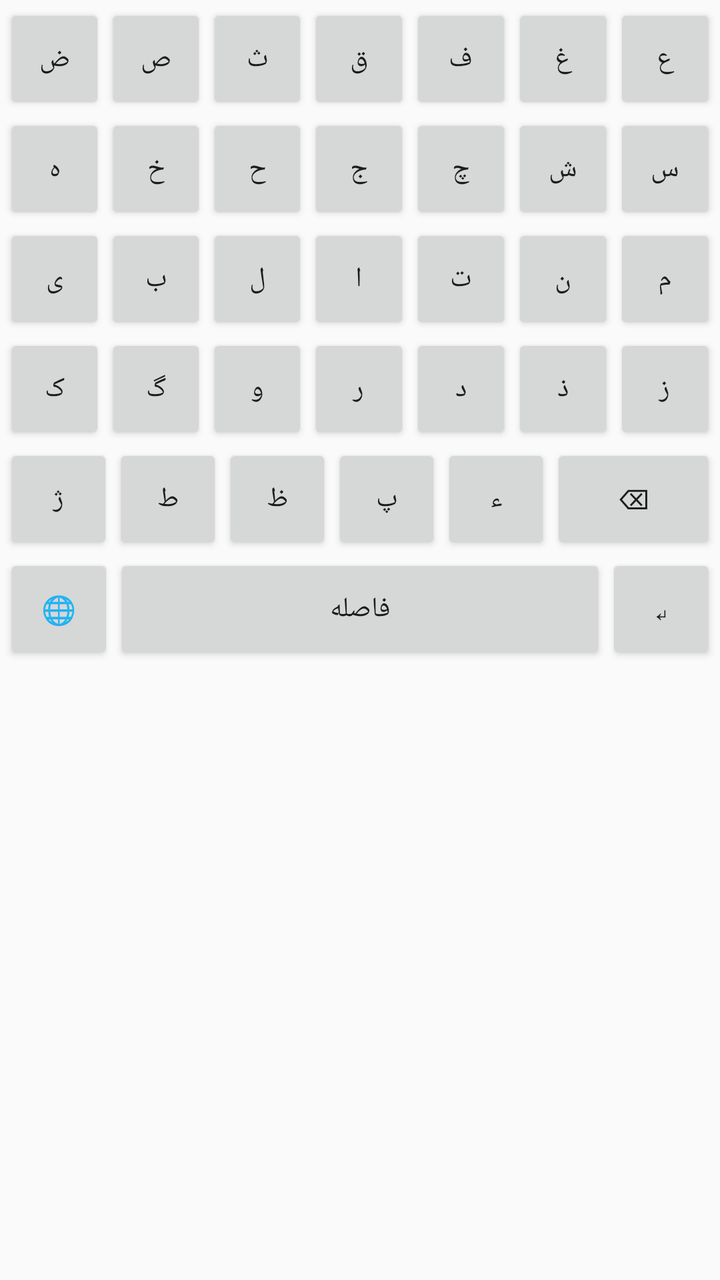
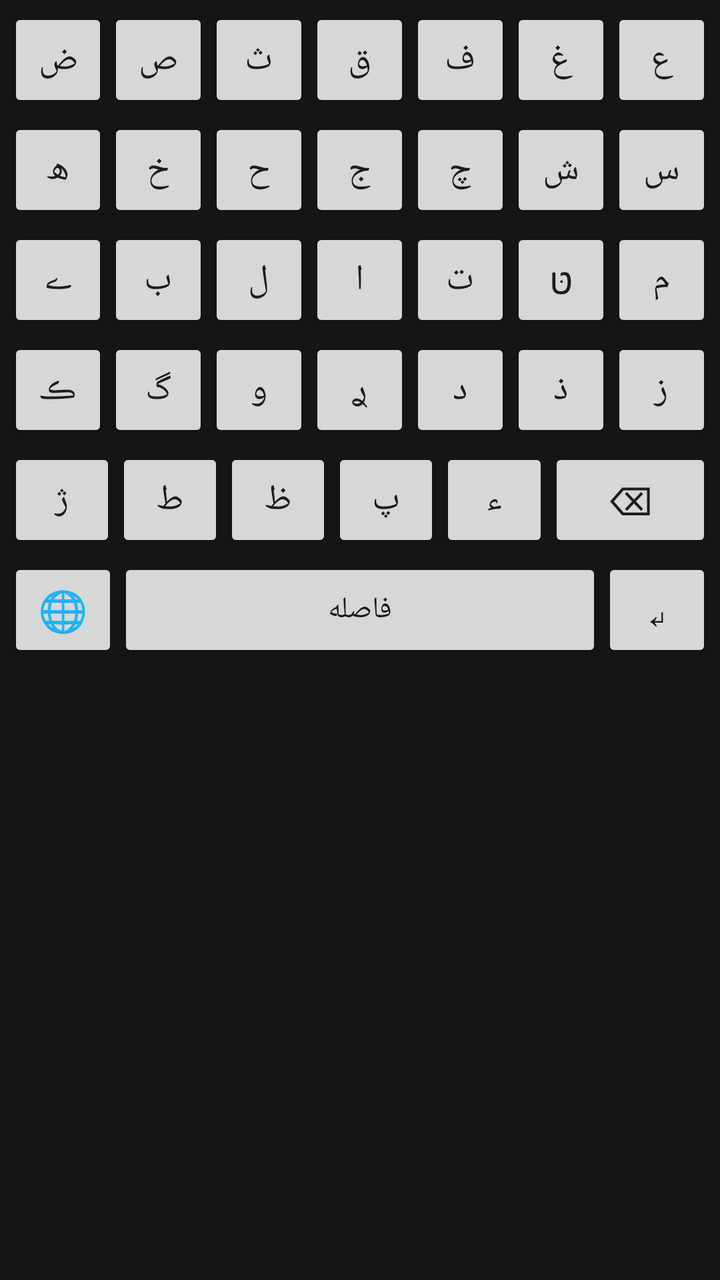

An Android layout rendered at two revisions. The XML below is the earlier revision; the diff shows what the commit changed to produce the second picture.
<!-- AndroidManifest.xml: application theme android:Theme.Material.Light -->
<!-- res/layout/keyboard_view.xml -->
<?xml version="1.0" encoding="utf-8"?>
<LinearLayout xmlns:android="http://schemas.android.com/apk/res/android"
    android:layout_width="match_parent"
    android:layout_height="wrap_content"
    android:orientation="vertical"
    android:padding="2dp">

    <LinearLayout
        android:layout_width="match_parent"
        android:layout_height="55dp">

        <Button android:id="@+id/key_zad" android:text="ض" android:layout_width="0dp" android:layout_height="match_parent" android:layout_weight="1"/>
        <Button android:id="@+id/key_sad" android:text="ص" android:layout_width="0dp" android:layout_height="match_parent" android:layout_weight="1"/>
        <Button android:id="@+id/key_sen" android:text="ث" android:layout_width="0dp" android:layout_height="match_parent" android:layout_weight="1"/>
        <Button android:id="@+id/key_ghaf" android:text="ق" android:layout_width="0dp" android:layout_height="match_parent" android:layout_weight="1"/>
        <Button android:id="@+id/key_fa" android:text="ف" android:layout_width="0dp" android:layout_height="match_parent" android:layout_weight="1"/>
        <Button android:id="@+id/key_ghain" android:text="غ" android:layout_width="0dp" android:layout_height="match_parent" android:layout_weight="1"/>
        <Button android:id="@+id/key_ain" android:text="ع" android:layout_width="0dp" android:layout_height="match_parent" android:layout_weight="1"/>

    </LinearLayout>

    <LinearLayout
        android:layout_width="match_parent"
        android:layout_height="55dp">

        <Button android:id="@+id/key_he" android:text="ه" android:layout_width="0dp" android:layout_height="match_parent" android:layout_weight="1"/>
        <Button android:id="@+id/key_khe" android:text="خ" android:layout_width="0dp" android:layout_height="match_parent" android:layout_weight="1"/>
        <Button android:id="@+id/key_hah" android:text="ح" android:layout_width="0dp" android:layout_height="match_parent" android:layout_weight="1"/>
        <Button android:id="@+id/key_jim" android:text="ج" android:layout_width="0dp" android:layout_height="match_parent" android:layout_weight="1"/>
        <Button android:id="@+id/key_che" android:text="چ" android:layout_width="0dp" android:layout_height="match_parent" android:layout_weight="1"/>
        <Button android:id="@+id/key_shin" android:text="ش" android:layout_width="0dp" android:layout_height="match_parent" android:layout_weight="1"/>
        <Button android:id="@+id/key_sin" android:text="س" android:layout_width="0dp" android:layout_height="match_parent" android:layout_weight="1"/>

    </LinearLayout>

    <LinearLayout
        android:layout_width="match_parent"
        android:layout_height="55dp">

        <Button android:id="@+id/key_ye" android:text="ی" android:layout_width="0dp" android:layout_height="match_parent" android:layout_weight="1"/>
        <Button android:id="@+id/key_be" android:text="ب" android:layout_width="0dp" android:layout_height="match_parent" android:layout_weight="1"/>
        <Button android:id="@+id/key_lam" android:text="ل" android:layout_width="0dp" android:layout_height="match_parent" android:layout_weight="1"/>
        <Button android:id="@+id/key_alef" android:text="ا" android:layout_width="0dp" android:layout_height="match_parent" android:layout_weight="1"/>
        <Button android:id="@+id/key_te" android:text="ت" android:layout_width="0dp" android:layout_height="match_parent" android:layout_weight="1"/>
        <Button android:id="@+id/key_nun" android:text="ن" android:layout_width="0dp" android:layout_height="match_parent" android:layout_weight="1"/>
        <Button android:id="@+id/key_mim" android:text="م" android:layout_width="0dp" android:layout_height="match_parent" android:layout_weight="1"/>

    </LinearLayout>

    <LinearLayout
        android:layout_width="match_parent"
        android:layout_height="55dp">

        <Button android:id="@+id/key_kaf" android:text="ک" android:layout_width="0dp" android:layout_height="match_parent" android:layout_weight="1"/>
        <Button android:id="@+id/key_gaf" android:text="گ" android:layout_width="0dp" android:layout_height="match_parent" android:layout_weight="1"/>
        <Button android:id="@+id/key_vav" android:text="و" android:layout_width="0dp" android:layout_height="match_parent" android:layout_weight="1"/>
        <Button android:id="@+id/key_re" android:text="ر" android:layout_width="0dp" android:layout_height="match_parent" android:layout_weight="1"/>
        <Button android:id="@+id/key_dal" android:text="د" android:layout_width="0dp" android:layout_height="match_parent" android:layout_weight="1"/>
        <Button android:id="@+id/key_zal" android:text="ذ" android:layout_width="0dp" android:layout_height="match_parent" android:layout_weight="1"/>
        <Button android:id="@+id/key_ze" android:text="ز" android:layout_width="0dp" android:layout_height="match_parent" android:layout_weight="1"/>

    </LinearLayout>

    <LinearLayout
        android:layout_width="match_parent"
        android:layout_height="55dp">

        <Button android:id="@+id/key_zhe" android:text="ژ" android:layout_width="0dp" android:layout_height="match_parent" android:layout_weight="1"/>
        <Button android:id="@+id/key_ta" android:text="ط" android:layout_width="0dp" android:layout_height="match_parent" android:layout_weight="1"/>
        <Button android:id="@+id/key_za" android:text="ظ" android:layout_width="0dp" android:layout_height="match_parent" android:layout_weight="1"/>
        <Button android:id="@+id/key_pe" android:text="پ" android:layout_width="0dp" android:layout_height="match_parent" android:layout_weight="1"/>
        <Button android:id="@+id/key_hamze" android:text="ء" android:layout_width="0dp" android:layout_height="match_parent" android:layout_weight="1"/>
        <Button android:id="@+id/key_back" android:text="⌫" android:layout_width="0dp" android:layout_height="match_parent" android:layout_weight="1.5"/>

    </LinearLayout>

    <LinearLayout
        android:layout_width="match_parent"
        android:layout_height="55dp">

        <Button android:id="@+id/key_globe" android:text="🌐" android:layout_width="55dp" android:layout_height="match_parent"/>

        <Button android:id="@+id/key_space" android:text="فاصله" android:layout_width="0dp" android:layout_height="match_parent" android:layout_weight="3"/>

        <Button android:id="@+id/key_enter" android:text="↵" android:layout_width="55dp" android:layout_height="match_parent"/>

    </LinearLayout>

</LinearLayout>
<!-- resources referenced by this layout -->
<resources>

</resources>

<!-- the commit's change to res/layout/keyboard_view.xml (unified diff, before → after) -->
@@ -3,86 +3,206 @@
     android:layout_width="match_parent"
     android:layout_height="wrap_content"
     android:orientation="vertical"
-    android:padding="2dp">
-
-    <LinearLayout
-        android:layout_width="match_parent"
-        android:layout_height="55dp">
-
-        <Button android:id="@+id/key_zad" android:text="ض" android:layout_width="0dp" android:layout_height="match_parent" android:layout_weight="1"/>
-        <Button android:id="@+id/key_sad" android:text="ص" android:layout_width="0dp" android:layout_height="match_parent" android:layout_weight="1"/>
-        <Button android:id="@+id/key_sen" android:text="ث" android:layout_width="0dp" android:layout_height="match_parent" android:layout_weight="1"/>
-        <Button android:id="@+id/key_ghaf" android:text="ق" android:layout_width="0dp" android:layout_height="match_parent" android:layout_weight="1"/>
-        <Button android:id="@+id/key_fa" android:text="ف" android:layout_width="0dp" android:layout_height="match_parent" android:layout_weight="1"/>
-        <Button android:id="@+id/key_ghain" android:text="غ" android:layout_width="0dp" android:layout_height="match_parent" android:layout_weight="1"/>
-        <Button android:id="@+id/key_ain" android:text="ع" android:layout_width="0dp" android:layout_height="match_parent" android:layout_weight="1"/>
-
-    </LinearLayout>
-
-    <LinearLayout
-        android:layout_width="match_parent"
-        android:layout_height="55dp">
-
-        <Button android:id="@+id/key_he" android:text="ه" android:layout_width="0dp" android:layout_height="match_parent" android:layout_weight="1"/>
-        <Button android:id="@+id/key_khe" android:text="خ" android:layout_width="0dp" android:layout_height="match_parent" android:layout_weight="1"/>
-        <Button android:id="@+id/key_hah" android:text="ح" android:layout_width="0dp" android:layout_height="match_parent" android:layout_weight="1"/>
-        <Button android:id="@+id/key_jim" android:text="ج" android:layout_width="0dp" android:layout_height="match_parent" android:layout_weight="1"/>
-        <Button android:id="@+id/key_che" android:text="چ" android:layout_width="0dp" android:layout_height="match_parent" android:layout_weight="1"/>
-        <Button android:id="@+id/key_shin" android:text="ش" android:layout_width="0dp" android:layout_height="match_parent" android:layout_weight="1"/>
-        <Button android:id="@+id/key_sin" android:text="س" android:layout_width="0dp" android:layout_height="match_parent" android:layout_weight="1"/>
-
-    </LinearLayout>
-
-    <LinearLayout
-        android:layout_width="match_parent"
-        android:layout_height="55dp">
-
-        <Button android:id="@+id/key_ye" android:text="ی" android:layout_width="0dp" android:layout_height="match_parent" android:layout_weight="1"/>
-        <Button android:id="@+id/key_be" android:text="ب" android:layout_width="0dp" android:layout_height="match_parent" android:layout_weight="1"/>
-        <Button android:id="@+id/key_lam" android:text="ل" android:layout_width="0dp" android:layout_height="match_parent" android:layout_weight="1"/>
-        <Button android:id="@+id/key_alef" android:text="ا" android:layout_width="0dp" android:layout_height="match_parent" android:layout_weight="1"/>
-        <Button android:id="@+id/key_te" android:text="ت" android:layout_width="0dp" android:layout_height="match_parent" android:layout_weight="1"/>
-        <Button android:id="@+id/key_nun" android:text="ن" android:layout_width="0dp" android:layout_height="match_parent" android:layout_weight="1"/>
-        <Button android:id="@+id/key_mim" android:text="م" android:layout_width="0dp" android:layout_height="match_parent" android:layout_weight="1"/>
-
-    </LinearLayout>
-
-    <LinearLayout
-        android:layout_width="match_parent"
-        android:layout_height="55dp">
-
-        <Button android:id="@+id/key_kaf" android:text="ک" android:layout_width="0dp" android:layout_height="match_parent" android:layout_weight="1"/>
-        <Button android:id="@+id/key_gaf" android:text="گ" android:layout_width="0dp" android:layout_height="match_parent" android:layout_weight="1"/>
-        <Button android:id="@+id/key_vav" android:text="و" android:layout_width="0dp" android:layout_height="match_parent" android:layout_weight="1"/>
-        <Button android:id="@+id/key_re" android:text="ر" android:layout_width="0dp" android:layout_height="match_parent" android:layout_weight="1"/>
-        <Button android:id="@+id/key_dal" android:text="د" android:layout_width="0dp" android:layout_height="match_parent" android:layout_weight="1"/>
-        <Button android:id="@+id/key_zal" android:text="ذ" android:layout_width="0dp" android:layout_height="match_parent" android:layout_weight="1"/>
-        <Button android:id="@+id/key_ze" android:text="ز" android:layout_width="0dp" android:layout_height="match_parent" android:layout_weight="1"/>
-
-    </LinearLayout>
-
-    <LinearLayout
-        android:layout_width="match_parent"
-        android:layout_height="55dp">
-
-        <Button android:id="@+id/key_zhe" android:text="ژ" android:layout_width="0dp" android:layout_height="match_parent" android:layout_weight="1"/>
-        <Button android:id="@+id/key_ta" android:text="ط" android:layout_width="0dp" android:layout_height="match_parent" android:layout_weight="1"/>
-        <Button android:id="@+id/key_za" android:text="ظ" android:layout_width="0dp" android:layout_height="match_parent" android:layout_weight="1"/>
-        <Button android:id="@+id/key_pe" android:text="پ" android:layout_width="0dp" android:layout_height="match_parent" android:layout_weight="1"/>
-        <Button android:id="@+id/key_hamze" android:text="ء" android:layout_width="0dp" android:layout_height="match_parent" android:layout_weight="1"/>
-        <Button android:id="@+id/key_back" android:text="⌫" android:layout_width="0dp" android:layout_height="match_parent" android:layout_weight="1.5"/>
-
-    </LinearLayout>
-
-    <LinearLayout
-        android:layout_width="match_parent"
-        android:layout_height="55dp">
-
-        <Button android:id="@+id/key_globe" android:text="🌐" android:layout_width="55dp" android:layout_height="match_parent"/>
-
-        <Button android:id="@+id/key_space" android:text="فاصله" android:layout_width="0dp" android:layout_height="match_parent" android:layout_weight="3"/>
-
-        <Button android:id="@+id/key_enter" android:text="↵" android:layout_width="55dp" android:layout_height="match_parent"/>
+    android:padding="4dp"
+    android:background="#151515">
+
+    
+    <LinearLayout
+        android:layout_width="match_parent"
+        android:layout_height="52dp"
+        android:layout_marginBottom="3dp">
+
+        <Button android:id="@+id/key_zad" android:text="ض"
+            android:layout_width="0dp" android:layout_height="match_parent"
+            android:layout_weight="1" android:textSize="18sp" />
+
+        <Button android:id="@+id/key_sad" android:text="ص"
+            android:layout_width="0dp" android:layout_height="match_parent"
+            android:layout_weight="1" android:textSize="18sp" />
+
+        <Button android:id="@+id/key_sen" android:text="ث"
+            android:layout_width="0dp" android:layout_height="match_parent"
+            android:layout_weight="1" android:textSize="18sp" />
+
+        <Button android:id="@+id/key_ghaf" android:text="ق"
+            android:layout_width="0dp" android:layout_height="match_parent"
+            android:layout_weight="1" android:textSize="18sp" />
+
+        <Button android:id="@+id/key_fa" android:text="ف"
+            android:layout_width="0dp" android:layout_height="match_parent"
+            android:layout_weight="1" android:textSize="18sp" />
+
+        <Button android:id="@+id/key_ghain" android:text="غ"
+            android:layout_width="0dp" android:layout_height="match_parent"
+            android:layout_weight="1" android:textSize="18sp" />
+
+        <Button android:id="@+id/key_ain" android:text="ع"
+            android:layout_width="0dp" android:layout_height="match_parent"
+            android:layout_weight="1" android:textSize="18sp" />
+    </LinearLayout>
+
+    
+    <LinearLayout
+        android:layout_width="match_parent"
+        android:layout_height="52dp"
+        android:layout_marginBottom="3dp">
+
+        <Button android:id="@+id/key_he" android:text="ھ"
+            android:layout_width="0dp" android:layout_height="match_parent"
+            android:layout_weight="1" android:textSize="18sp" />
+
+        <Button android:id="@+id/key_khe" android:text="خ"
+            android:layout_width="0dp" android:layout_height="match_parent"
+            android:layout_weight="1" android:textSize="18sp" />
+
+        <Button android:id="@+id/key_hah" android:text="ح"
+            android:layout_width="0dp" android:layout_height="match_parent"
+            android:layout_weight="1" android:textSize="18sp" />
+
+        <Button android:id="@+id/key_jim" android:text="ج"
+            android:layout_width="0dp" android:layout_height="match_parent"
+            android:layout_weight="1" android:textSize="18sp" />
+
+        <Button android:id="@+id/key_che" android:text="چ"
+            android:layout_width="0dp" android:layout_height="match_parent"
+            android:layout_weight="1" android:textSize="18sp" />
+
+        <Button android:id="@+id/key_shin" android:text="ش"
+            android:layout_width="0dp" android:layout_height="match_parent"
+            android:layout_weight="1" android:textSize="18sp" />
+
+        <Button android:id="@+id/key_sin" android:text="س"
+            android:layout_width="0dp" android:layout_height="match_parent"
+            android:layout_weight="1" android:textSize="18sp" />
+    </LinearLayout>
+
+    
+    <LinearLayout
+        android:layout_width="match_parent"
+        android:layout_height="52dp"
+        android:layout_marginBottom="3dp">
+
+        <Button android:id="@+id/key_ye" android:text="ے"
+            android:layout_width="0dp" android:layout_height="match_parent"
+            android:layout_weight="1" android:textSize="18sp" />
+
+        <Button android:id="@+id/key_be" android:text="ب"
+            android:layout_width="0dp" android:layout_height="match_parent"
+            android:layout_weight="1" android:textSize="18sp" />
+
+        <Button android:id="@+id/key_lam" android:text="ل"
+            android:layout_width="0dp" android:layout_height="match_parent"
+            android:layout_weight="1" android:textSize="18sp" />
+
+        <Button android:id="@+id/key_alef" android:text="ا"
+            android:layout_width="0dp" android:layout_height="match_parent"
+            android:layout_weight="1" android:textSize="18sp" />
+
+        <Button android:id="@+id/key_te" android:text="ت"
+            android:layout_width="0dp" android:layout_height="match_parent"
+            android:layout_weight="1" android:textSize="18sp" />
+
+        <Button android:id="@+id/key_nun" android:text="טּ"
+            android:layout_width="0dp" android:layout_height="match_parent"
+            android:layout_weight="1" android:textSize="18sp" />
+
+        <Button android:id="@+id/key_mim" android:text="م"
+            android:layout_width="0dp" android:layout_height="match_parent"
+            android:layout_weight="1" android:textSize="18sp" />
+    </LinearLayout>
+
+    
+    <LinearLayout
+        android:layout_width="match_parent"
+        android:layout_height="52dp"
+        android:layout_marginBottom="3dp">
+
+        <Button android:id="@+id/key_kaf" android:text="ڪ"
+            android:layout_width="0dp" android:layout_height="match_parent"
+            android:layout_weight="1" android:textSize="18sp" />
+
+        <Button android:id="@+id/key_gaf" android:text="گ"
+            android:layout_width="0dp" android:layout_height="match_parent"
+            android:layout_weight="1" android:textSize="18sp" />
+
+        <Button android:id="@+id/key_vav" android:text="و"
+            android:layout_width="0dp" android:layout_height="match_parent"
+            android:layout_weight="1" android:textSize="18sp" />
+
+        <Button android:id="@+id/key_re" android:text="ࢪ"
+            android:layout_width="0dp" android:layout_height="match_parent"
+            android:layout_weight="1" android:textSize="18sp" />
+
+        <Button android:id="@+id/key_dal" android:text="د"
+            android:layout_width="0dp" android:layout_height="match_parent"
+            android:layout_weight="1" android:textSize="18sp" />
+
+        <Button android:id="@+id/key_zal" android:text="ذ"
+            android:layout_width="0dp" android:layout_height="match_parent"
+            android:layout_weight="1" android:textSize="18sp" />
+
+        <Button android:id="@+id/key_ze" android:text="ز"
+            android:layout_width="0dp" android:layout_height="match_parent"
+            android:layout_weight="1" android:textSize="18sp" />
+    </LinearLayout>
+
+    
+    <LinearLayout
+        android:layout_width="match_parent"
+        android:layout_height="52dp"
+        android:layout_marginBottom="3dp">
+
+        <Button android:id="@+id/key_zhe" android:text="ژ"
+            android:layout_width="0dp" android:layout_height="match_parent"
+            android:layout_weight="1" android:textSize="18sp" />
+
+        <Button android:id="@+id/key_ta" android:text="ط"
+            android:layout_width="0dp" android:layout_height="match_parent"
+            android:layout_weight="1" android:textSize="18sp" />
+
+        <Button android:id="@+id/key_za" android:text="ظ"
+            android:layout_width="0dp" android:layout_height="match_parent"
+            android:layout_weight="1" android:textSize="18sp" />
+
+        <Button android:id="@+id/key_pe" android:text="پ"
+            android:layout_width="0dp" android:layout_height="match_parent"
+            android:layout_weight="1" android:textSize="18sp" />
+
+        <Button android:id="@+id/key_hamze" android:text="ء"
+            android:layout_width="0dp" android:layout_height="match_parent"
+            android:layout_weight="1" android:textSize="18sp" />
+
+        <Button android:id="@+id/key_back" android:text="⌫"
+            android:layout_width="0dp" android:layout_height="match_parent"
+            android:layout_weight="1.5" android:textSize="20sp" />
+    </LinearLayout>
+
+    
+    <LinearLayout
+        android:layout_width="match_parent"
+        android:layout_height="52dp">
+
+        <Button
+            android:id="@+id/key_globe"
+            android:text="🌐"
+            android:layout_width="55dp"
+            android:layout_height="match_parent"
+            android:textSize="20sp" />
+
+        <Button
+            android:id="@+id/key_space"
+            android:text="فاصله"
+            android:layout_width="0dp"
+            android:layout_height="match_parent"
+            android:layout_weight="3"
+            android:textSize="15sp" />
+
+        <Button
+            android:id="@+id/key_enter"
+            android:text="↵"
+            android:layout_width="55dp"
+            android:layout_height="match_parent"
+            android:textSize="20sp" />
 
     </LinearLayout>
 
